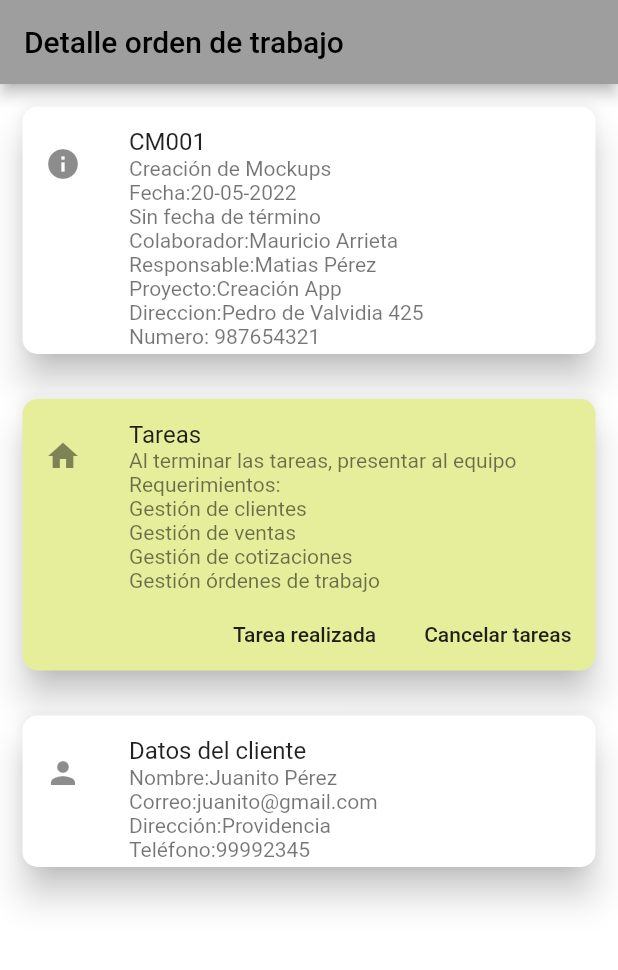
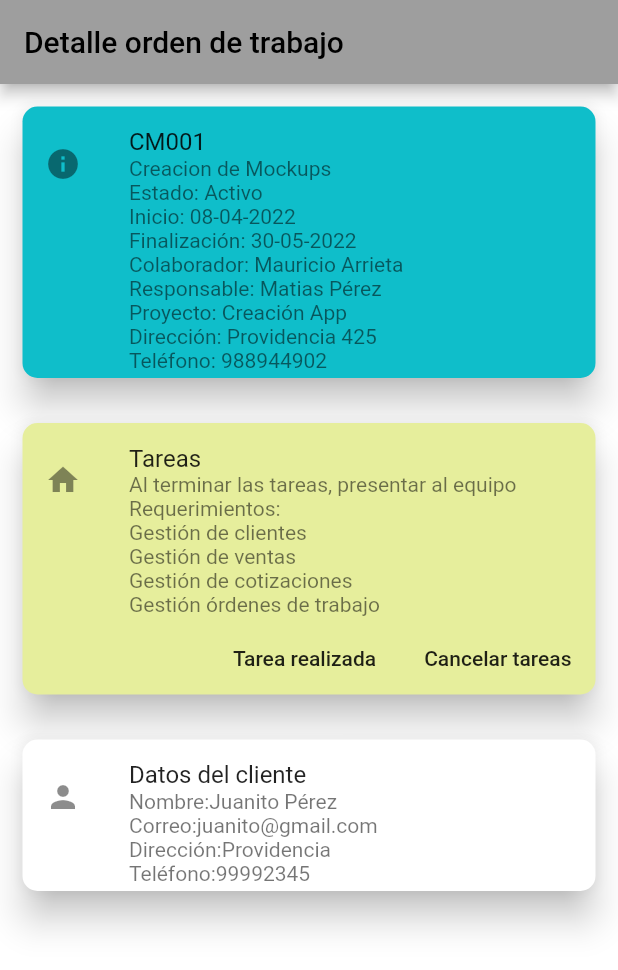
Before and after one commit to Kunashgi/LenguajesModernos, a Flutter app: the Detalle_orden screen opened directly, on a phone screen of 412 x 824 dp. Shown: the top 970 px of the screen. Run offline on Flutter 3.47's test engine with Material 2 defaults, Android fonts, the phone set to English and light mode, and no system bars.

Commit message:
detalle orden colores y asociacion texto

```diff
--- a/lib/pages/detalle_orden.dart
+++ b/lib/pages/detalle_orden.dart
@@ -15,17 +15,45 @@ class Detalle_orden extends StatelessWidget {
   }
 
   Card miCard() {
+    var titulo = 'Creacion de Mockups';
+    var estado = 'Activo';
+    var inicio = '08-04-2022';
+    var finalizacion = '30-05-2022';
+    var colaborador = 'Mauricio Arrieta';
+    var responsable = 'Matias Pérez';
+    var proyecto = 'Creación App';
+    var direccion = 'Providencia 425';
+    var telefono = '988944902';
+
+    //se crea el texto a utilizar en subtitle con los datos desde backend
+    var datofinal = (titulo +
+        "\nEstado: " +
+        estado +
+        "\nInicio: " +
+        inicio +
+        "\nFinalización: " +
+        finalizacion +
+        "\nColaborador: " +
+        colaborador +
+        "\nResponsable: " +
+        responsable +
+        "\nProyecto: " +
+        proyecto +
+        "\nDirección: " +
+        direccion +
+        "\nTeléfono: " +
+        telefono);
     return Card(
       shape: RoundedRectangleBorder(borderRadius: BorderRadius.circular(10)),
       margin: EdgeInsets.all(15),
+      color: Color.fromARGB(255, 15, 190, 202),
       elevation: 10,
       child: Column(
         children: <Widget>[
           ListTile(
             contentPadding: EdgeInsets.fromLTRB(15, 10, 25, 0),
             title: Text('CM001'),
-            subtitle: Text(
-                'Creación de Mockups \nFecha:20-05-2022 \nSin fecha de término \nColaborador:Mauricio Arrieta \nResponsable:Matias Pérez \nProyecto:Creación App \nDireccion:Pedro de Valvidia 425 \nNumero: 987654321'),
+            subtitle: Text(datofinal),
             leading: Icon(Icons.info),
           ),
         ],
```
